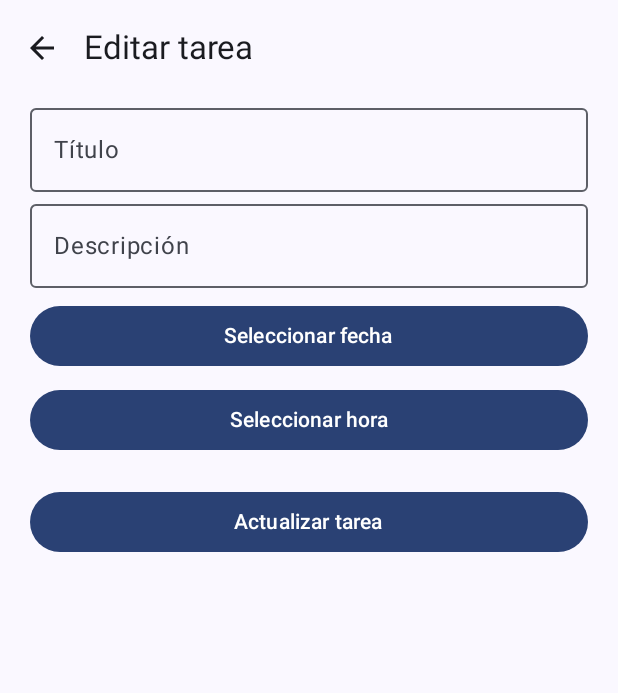
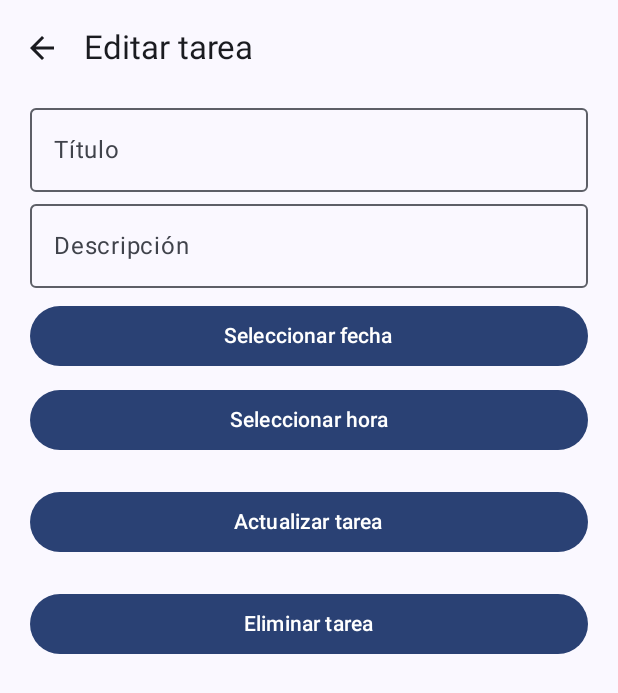
Before and after one commit to adcarret/Proyecto-TFC-DAM, an Android app built with Jetpack Compose: the composable EditTaskView called with empty values, on a phone screen of 412 x 824 dp. Shown: the top 693 px of the screen. Run offline under Robolectric (Android 15) with nearby library versions, the phone set to English and light mode, and no system bars; our stand-ins replace Firebase (no records; nobody signed in at launch, a user with empty details on screens opened directly).

Commit message:
added button delete tasks

```diff
--- a/app/src/main/java/com/example/taskshare_tfc/views/tareas/EditTaskView.kt
+++ b/app/src/main/java/com/example/taskshare_tfc/views/tareas/EditTaskView.kt
@@ -28,6 +28,8 @@ fun EditTaskView(
 
     var selectedDate by remember { mutableStateOf("") }
     var selectedTime by remember { mutableStateOf("") }
+   // var showDialog by remember { mutableStateOf(false) }
+
 
     val state = tareasViewModel.state
 
@@ -42,6 +44,29 @@ fun EditTaskView(
             selectedTime = parts.getOrNull(1) ?: ""
         }
     }
+    /*
+    if (showDialog) {
+        AlertDialog(
+            onDismissRequest = { showDialog = false },
+            title = { Text("Confirmar eliminación") },
+            text = { Text("¿Estás seguro de que deseas eliminar esta tarea?") },
+            confirmButton = {
+                TextButton(onClick = {
+                    showDialog = false
+                    tareasViewModel.deleteTask(idTask) {
+                        navController.popBackStack()
+                    }
+                }) {
+                    Text("Eliminar")
+                }
+            },
+            dismissButton = {
+                TextButton(onClick = { showDialog = false }) {
+                    Text("Cancelar")
+                }
+            }
+        )
+    }*/
 
     Scaffold(
         topBar = {
@@ -140,6 +165,18 @@ fun EditTaskView(
                 Text("Actualizar tarea")
             }
 
+            //Botón para eliminar tareas
+            Button(onClick = {
+                tareasViewModel.deleteTask(idTask){
+                    tareasViewModel.getTaskId(idTask) // <- Forzamos la recarga
+                    navController.popBackStack()
+                }
+            },
+                modifier = Modifier
+                    .fillMaxWidth()
+                    .padding(start = 20.dp, end = 20.dp)) {
+                Text(text = "Eliminar tarea")
+            }
 
         }
     }
```
